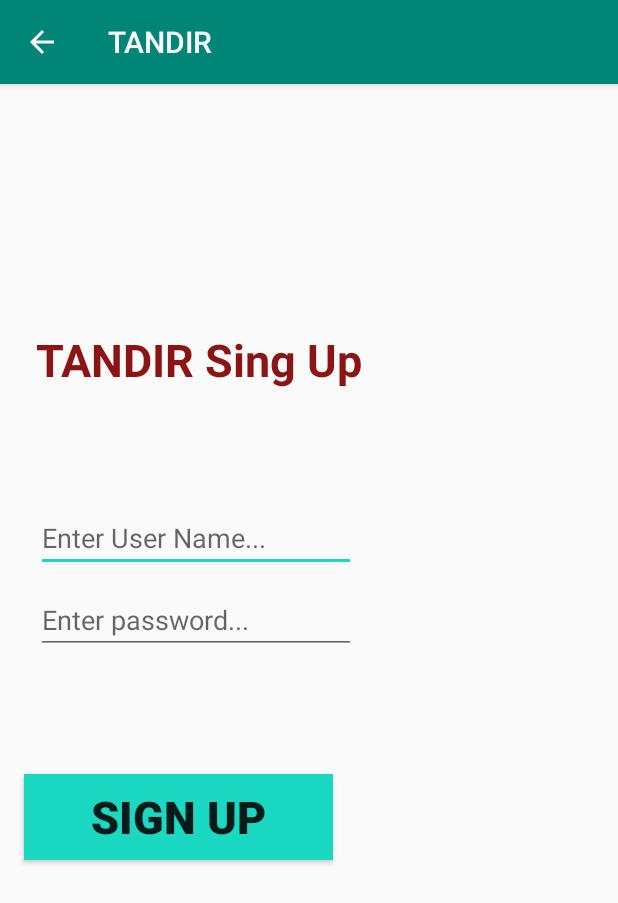
After one commit to squaddro/TANDIR, an Android app: the SignUpActivity screen opened directly, with no data from a screen before it, on a phone screen of 412 x 824 dp. The commit adds this screen. Shown: the top 903 px of the screen. Run offline under Robolectric (Android 15) with nearby library versions, the phone set to English and light mode, and no system bars.

Commit message:
Template for sign in and sign up

```diff
--- a/app/src/main/java/com/squadro/tandir/RestAPI.java
+++ b/app/src/main/java/com/squadro/tandir/RestAPI.java
@@ -3,14 +3,19 @@ package com.squadro.tandir;
 import java.util.List;
 
 import retrofit2.Call;
+import retrofit2.http.Field;
+import retrofit2.http.FormUrlEncoded;
 import retrofit2.http.GET;
 import retrofit2.http.Headers;
+import retrofit2.http.POST;
 
 
 public interface RestAPI {
     @Headers({
             "Accept: application/json"
     })
-    @GET("greeting")
-    Call<UserData> getJoke();
+    @POST("/signup")
+    @FormUrlEncoded
+    Call<SignInUp> saveSign(@Field("user_name") String user_name,
+                        @Field("password") String password);
 }
--- /dev/null
+++ b/app/src/main/java/com/squadro/tandir/SignUpActivity.java
@@ -0,0 +1,59 @@
+package com.squadro.tandir;
+
+
+import android.support.v7.app.ActionBar;
+import android.support.v7.app.AppCompatActivity;
+import android.os.Bundle;
+import android.widget.EditText;
+
+import retrofit2.Call;
+import retrofit2.Callback;
+import retrofit2.Response;
+import retrofit2.Retrofit;
+
+
+public class SignUpActivity extends AppCompatActivity {
+
+    private String user_name=null;
+    private String password=null;
+    @Override
+    protected void onCreate(Bundle savedInstanceState) {
+        super.onCreate(savedInstanceState);
+        setContentView(R.layout.activity_sign_up);
+
+        EditText editTextName = (EditText) findViewById(R.id.editTextName);
+        editTextName.setHint("Enter User Name...");
+        EditText editTextPassword = (EditText) findViewById(R.id.editTextPassword);
+        editTextPassword.setHint("Enter password...");
+
+        ActionBar actionBar = getSupportActionBar();
+        if (actionBar != null) {
+            actionBar.setDisplayHomeAsUpEnabled(true);
+        }
+    }
+
+    public void sendUserData(){
+
+        RetrofitCreate rc = new RetrofitCreate();
+        Retrofit retrofit = rc.createRetrofit();
+
+        RestAPI rest = retrofit.create(RestAPI.class);
+
+        Call<SignInUp> call = rest.saveSign(user_name,password);
+
+        call.enqueue(new Callback<SignInUp>() {
+            @Override
+            public void onResponse(Call<SignInUp> call, Response<SignInUp> response) {
+
+            }
+
+            @Override
+            public void onFailure(Call<SignInUp> call, Throwable t) {
+
+            }
+        });
+
+
+    }
+
+}
--- /dev/null
+++ b/app/src/main/res/layout/activity_sign_up.xml
@@ -0,0 +1,81 @@
+<?xml version="1.0" encoding="utf-8"?>
+<android.support.constraint.ConstraintLayout xmlns:android="http://schemas.android.com/apk/res/android"
+    xmlns:app="http://schemas.android.com/apk/res-auto"
+    xmlns:tools="http://schemas.android.com/tools"
+    android:layout_width="match_parent"
+    android:layout_height="match_parent"
+    tools:context="com.squadro.tandir.SignUpActivity">
+
+    <EditText
+        android:id="@+id/editTextName"
+        android:layout_width="wrap_content"
+        android:layout_height="wrap_content"
+        android:layout_marginStart="8dp"
+        android:layout_marginLeft="8dp"
+        android:layout_marginEnd="8dp"
+        android:layout_marginRight="8dp"
+        android:layout_marginBottom="8dp"
+        android:ems="10"
+        android:inputType="textPersonName"
+        app:layout_constraintBottom_toTopOf="@+id/editTextPassword"
+        app:layout_constraintEnd_toEndOf="parent"
+        app:layout_constraintHorizontal_bias="0.087"
+        app:layout_constraintStart_toStartOf="parent"
+        app:layout_constraintTop_toTopOf="parent"
+        app:layout_constraintVertical_bias="0.995" />
+
+    <EditText
+        android:id="@+id/editTextPassword"
+        android:layout_width="wrap_content"
+        android:layout_height="wrap_content"
+        android:layout_marginStart="8dp"
+        android:layout_marginLeft="8dp"
+        android:layout_marginEnd="8dp"
+        android:layout_marginRight="8dp"
+        android:layout_marginBottom="388dp"
+        android:ems="10"
+        android:inputType="textPassword"
+        app:layout_constraintBottom_toBottomOf="parent"
+        app:layout_constraintEnd_toEndOf="parent"
+        app:layout_constraintHorizontal_bias="0.087"
+        app:layout_constraintStart_toStartOf="parent" />
+
+    <TextView
+        android:id="@+id/textView3"
+        android:layout_width="293dp"
+        android:layout_height="55dp"
+        android:layout_marginStart="24dp"
+        android:layout_marginLeft="24dp"
+        android:layout_marginTop="8dp"
+        android:inputType="none"
+        android:text="TANDIR Sing Up"
+        android:textColor="#8B1414"
+        android:textSize="30sp"
+        android:textStyle="bold"
+        app:layout_constraintBottom_toTopOf="@+id/editTextName"
+        app:layout_constraintStart_toStartOf="parent"
+        app:layout_constraintTop_toTopOf="parent"
+        app:layout_constraintVertical_bias="0.717" />
+
+    <Button
+        android:id="@+id/SignUpButton"
+        android:layout_width="206dp"
+        android:layout_height="57dp"
+        android:layout_marginStart="8dp"
+        android:layout_marginLeft="8dp"
+        android:layout_marginEnd="8dp"
+        android:layout_marginRight="8dp"
+        android:layout_marginBottom="8dp"
+        android:background="@color/colorAccent"
+        android:text="Sign Up"
+        android:textSize="30sp"
+        android:textStyle="bold"
+        app:layout_constraintBottom_toBottomOf="parent"
+        app:layout_constraintEnd_toEndOf="parent"
+        app:layout_constraintHorizontal_bias="0.042"
+        app:layout_constraintStart_toStartOf="parent"
+        app:layout_constraintTop_toBottomOf="@+id/editTextPassword"
+        app:layout_constraintVertical_bias="0.248" />
+
+
+</android.support.constraint.ConstraintLayout>
--- a/app/src/main/res/values/colors.xml
+++ b/app/src/main/res/values/colors.xml
@@ -2,5 +2,5 @@
 <resources>
     <color name="colorPrimary">#008577</color>
     <color name="colorPrimaryDark">#00574B</color>
-    <color name="colorAccent">#D81B60</color>
+    <color name="colorAccent">#1BD8C2</color>
 </resources>
```
Also changed, not shown: app/build.gradle (+5 -2 lines), app/src/main/AndroidManifest.xml (+18 -5 lines), app/src/main/java/com/squadro/tandir/GETActivity.java (deleted, +0 -70 lines), app/src/main/java/com/squadro/tandir/Joke.java (deleted, +0 -20 lines), app/src/main/java/com/squadro/tandir/MainActivity.java (+5 -4 lines), app/src/main/java/com/squadro/tandir/POSTActivity.java (deleted, +0 -13 lines), app/src/main/java/com/squadro/tandir/RetrofitCreate.java (added, +23 -0 lines), app/src/main/java/com/squadro/tandir/SignInActivity.java (added, +27 -0 lines), app/src/main/java/com/squadro/tandir/SignInUp.java (added, +20 -0 lines), app/src/main/java/com/squadro/tandir/Status.java (added, +22 -0 lines), app/src/main/java/com/squadro/tandir/UserData.java (deleted, +0 -25 lines), app/src/main/res/layout/activity_get.xml (deleted, +0 -26 lines), app/src/main/res/layout/activity_main.xml (+13 -9 lines), app/src/main/res/layout/activity_post.xml (deleted, +0 -26 lines), 1 more files.
